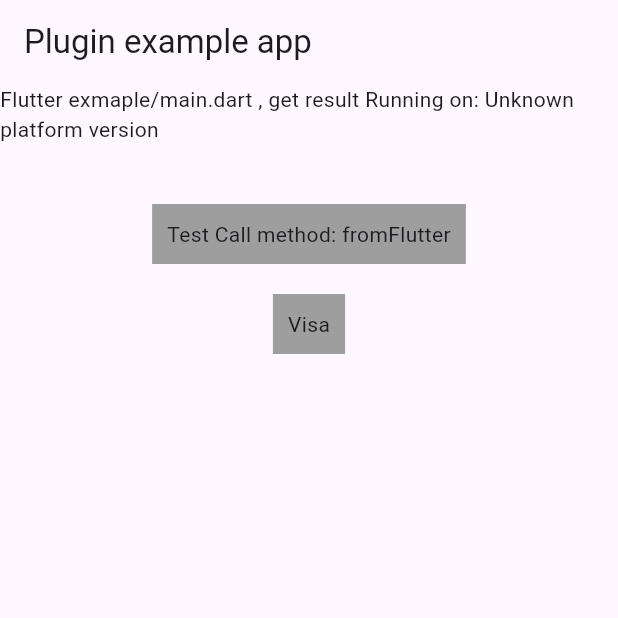
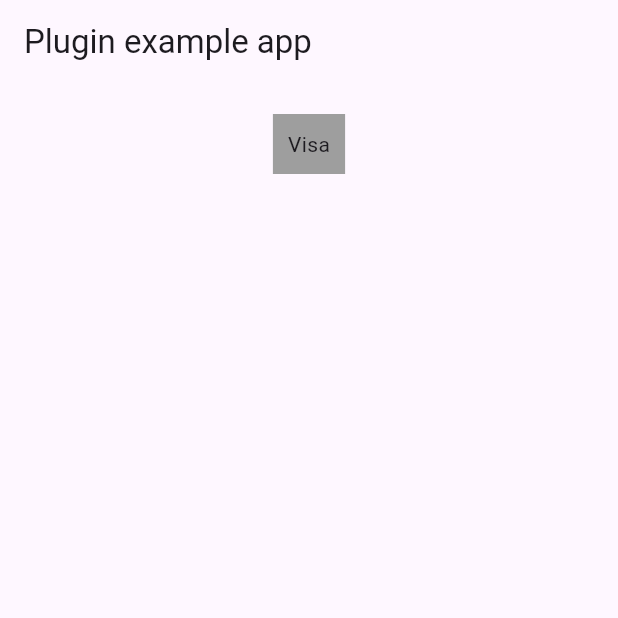
Before and after one commit to AbdallahDafa/hyper_pay_flutter_plugin, a Flutter app: the screen it shows after launch, on a phone screen of 412 x 824 dp, the top half of it. Run offline on Flutter 3.47's test engine with Material 3 defaults, Android fonts, the phone set to English and light mode, and no system bars; our stand-ins replace plugin_platform_interface, web.

Commit message:
update example

```diff
--- a/example/lib/main.dart
+++ b/example/lib/main.dart
@@ -21,38 +21,8 @@ class MyApp extends StatefulWidget {
 }
 
 class _MyAppState extends State<MyApp> {
-  String _platformVersion = 'Unknown';
-  final _hyperPayPlugin = HyperPayPayment();
 
   bool? isPaymentSuccess = null  ;
-
-  @override
-  void initState() {
-    super.initState();
-    initPlatformState();
-  }
-
-  // Platform messages are asynchronous, so we initialize in an async method.
-  Future<void> initPlatformState() async {
-    String platformVersion;
-    // Platform messages may fail, so we use a try/catch PlatformException.
-    // We also handle the message potentially returning null.
-    try {
-      platformVersion =
-          await _hyperPayPlugin.getPlatformVersion() ?? 'Unknown platform version';
-    } on PlatformException {
-      platformVersion = 'Failed to get platform version.';
-    }
-
-    // If the widget was removed from the tree while the asynchronous platform
-    // message was in flight, we want to discard the reply rather than calling
-    // setState to update our non-existent appearance.
-    if (!mounted) return;
-
-    setState(() {
-      _platformVersion = platformVersion;
-    });
-  }
 
   @override
   Widget build(BuildContext context) {
@@ -68,19 +38,7 @@ class _MyAppState extends State<MyApp> {
         body: Center(
           child:  Column(children: [
 
-            Text('Flutter exmaple/main.dart , get result Running on: $_platformVersion\n'),
 
-            SizedBox( height: 20 ,),
-            GestureDetector(
-                child:  Container(
-                  color: Colors.grey,
-                  padding: EdgeInsets.all(10),
-                  child: Text("Test Call method: fromFlutter"),
-                ),
-                onTap: () async {
-
-                  await HyperPayPaymentPlatform.instance.fromFlutter();
-                }),
             SizedBox( height: 20 ,),
             GestureDetector(
               child:  Container(
```
